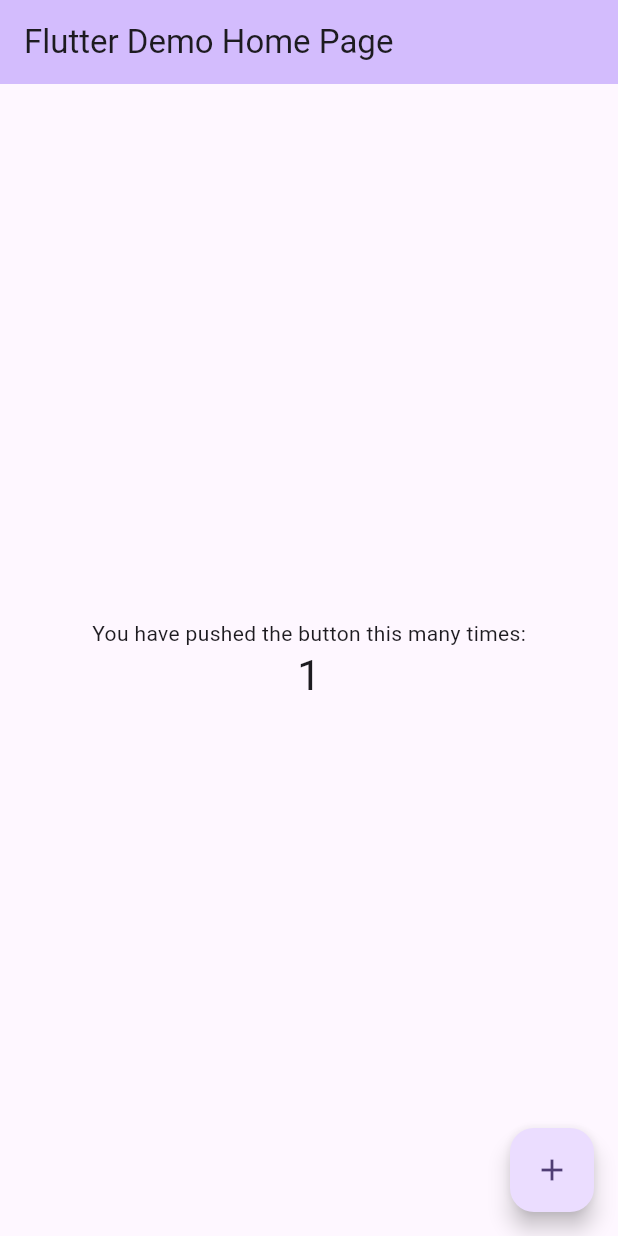
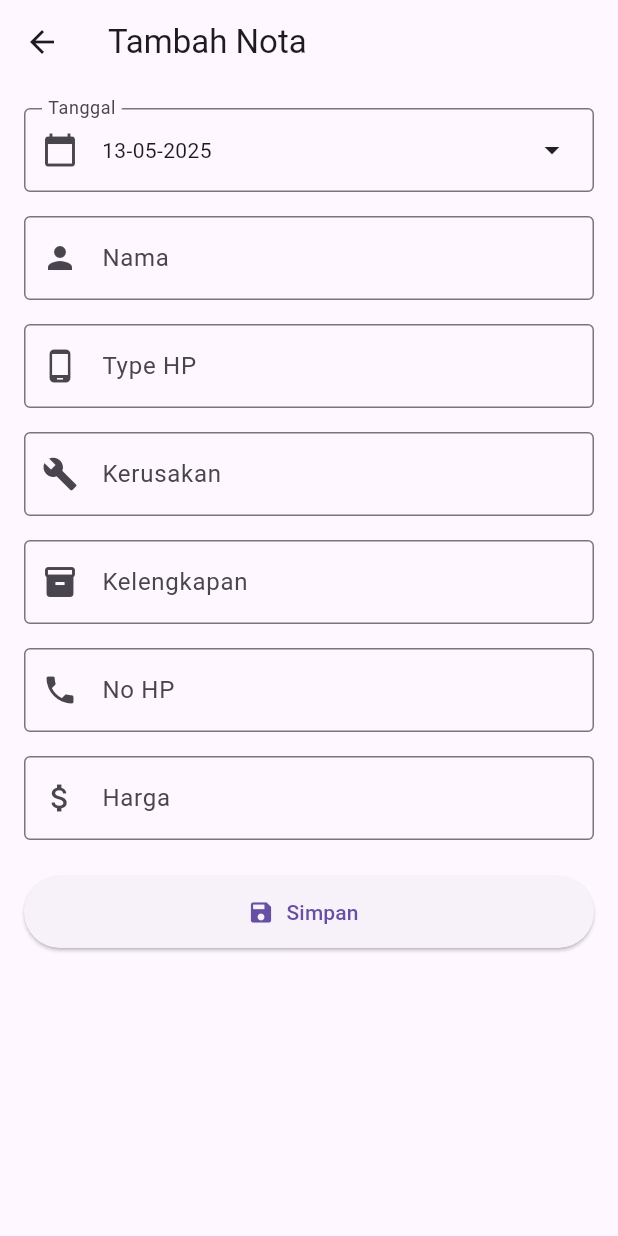
Before and after one commit to izzaaaaaa/baaa, a Flutter app: the screen it shows after launch, after a tap on the "add" icon, on a phone screen of 412 x 824 dp. Run offline on Flutter 3.47's test engine with Material 3 defaults, Android fonts, the phone set to English and light mode, and no system bars.

Commit message:
commit success

```diff
--- a/lib/main.dart
+++ b/lib/main.dart
@@ -1,4 +1,5 @@
 import 'package:flutter/material.dart';
+import 'package:baa/page/home.dart';
 
 void main() {
   runApp(const MyApp());
@@ -7,119 +8,19 @@
 class MyApp extends StatelessWidget {
   const MyApp({super.key});
 
-  // This widget is the root of your application.
   @override
   Widget build(BuildContext context) {
     return MaterialApp(
-      title: 'Flutter Demo',
+      title: 'Nota Konter',
       theme: ThemeData(
-        // This is the theme of your application.
-        //
-        // TRY THIS: Try running your application with "flutter run". You'll see
-        // the application has a purple toolbar. Then, without quitting the app,
-        // try changing the seedColor in the colorScheme below to Colors.green
-        // and then invoke "hot reload" (save your changes or press the "hot
-        // reload" button in a Flutter-supported IDE, or press "r" if you used
-        // the command line to start the app).
-        //
-        // Notice that the counter didn't reset back to zero; the application
-        // state is not lost during the reload. To reset the state, use hot
-        // restart instead.
-        //
-        // This works for code too, not just values: Most code changes can be
-        // tested with just a hot reload.
-        colorScheme: ColorScheme.fromSeed(seedColor: Colors.deepPurple),
-        useMaterial3: true,
+        primarySwatch: Colors.teal,
+        visualDensity: VisualDensity.adaptivePlatformDensity,
+        inputDecorationTheme: const InputDecorationTheme(
+          border: OutlineInputBorder(),
+        ),
       ),
-      home: const MyHomePage(title: 'Flutter Demo Home Page'),
+      debugShowCheckedModeBanner: false,
+      home: const Home(),
     );
   }
 }
-
-class MyHomePage extends StatefulWidget {
-  const MyHomePage({super.key, required this.title});
-
-  // This widget is the home page of your application. It is stateful, meaning
-  // that it has a State object (defined below) that contains fields that affect
-  // how it looks.
-
-  // This class is the configuration for the state. It holds the values (in this
-  // case the title) provided by the parent (in this case the App widget) and
-  // used by the build method of the State. Fields in a Widget subclass are
-  // always marked "final".
-
-  final String title;
-
-  @override
-  State<MyHomePage> createState() => _MyHomePageState();
-}
-
-class _MyHomePageState extends State<MyHomePage> {
-  int _counter = 0;
-
-  void _incrementCounter() {
-    setState(() {
-      // This call to setState tells the Flutter framework that something has
-      // changed in this State, which causes it to rerun the build method below
-      // so that the display can reflect the updated values. If we changed
-      // _counter without calling setState(), then the build method would not be
-      // called again, and so nothing would appear to happen.
-      _counter++;
-    });
-  }
-
-  @override
-  Widget build(BuildContext context) {
-    // This method is rerun every time setState is called, for instance as done
-    // by the _incrementCounter method above.
-    //
-    // The Flutter framework has been optimized to make rerunning build methods
-    // fast, so that you can just rebuild anything that needs updating rather
-    // than having to individually change instances of widgets.
-    return Scaffold(
-      appBar: AppBar(
-        // TRY THIS: Try changing the color here to a specific color (to
-        // Colors.amber, perhaps?) and trigger a hot reload to see the AppBar
-        // change color while the other colors stay the same.
-        backgroundColor: Theme.of(context).colorScheme.inversePrimary,
-        // Here we take the value from the MyHomePage object that was created by
-        // the App.build method, and use it to set our appbar title.
-        title: Text(widget.title),
-      ),
-      body: Center(
-        // Center is a layout widget. It takes a single child and positions it
-        // in the middle of the parent.
-        child: Column(
-          // Column is also a layout widget. It takes a list of children and
-          // arranges them vertically. By default, it sizes itself to fit its
-          // children horizontally, and tries to be as tall as its parent.
-          //
-          // Column has various properties to control how it sizes itself and
-          // how it positions its children. Here we use mainAxisAlignment to
-          // center the children vertically; the main axis here is the vertical
-          // axis because Columns are vertical (the cross axis would be
-          // horizontal).
-          //
-          // TRY THIS: Invoke "debug painting" (choose the "Toggle Debug Paint"
-          // action in the IDE, or press "p" in the console), to see the
-          // wireframe for each widget.
-          mainAxisAlignment: MainAxisAlignment.center,
-          children: <Widget>[
-            const Text(
-              'You have pushed the button this many times:',
-            ),
-            Text(
-              '$_counter',
-              style: Theme.of(context).textTheme.headlineMedium,
-            ),
-          ],
-        ),
-      ),
-      floatingActionButton: FloatingActionButton(
-        onPressed: _incrementCounter,
-        tooltip: 'Increment',
-        child: const Icon(Icons.add),
-      ), // This trailing comma makes auto-formatting nicer for build methods.
-    );
-  }
-}
--- /dev/null
+++ b/lib/page/home.dart
@@ -0,0 +1,11 @@
+import 'package:flutter/material.dart';
+import 'package:baa/page/notecount.dart';
+
+class Home extends StatelessWidget {
+  const Home({super.key});
+
+  @override
+  Widget build(BuildContext context) {
+    return const NoteCount();
+  }
+}
--- /dev/null
+++ b/lib/page/notecount.dart
@@ -0,0 +1,409 @@
+import 'package:flutter/material.dart';
+
+// Kelas Nota untuk menyimpan data nota
+class Nota {
+  String id; // ID unik untuk setiap nota
+  DateTime tanggal; // Tanggal nota
+  String nama; // Nama pemilik nota
+  String typeHp; // Tipe HP
+  String kerusakan; // Deskripsi kerusakan
+  String kelengkapan; // Kelengkapan yang disertakan
+  String noHp; // Nomor HP pemilik
+  double harga; // Harga perbaikan
+
+  // Konstruktor untuk inisialisasi objek Nota
+  Nota({
+    required this.id,
+    required this.tanggal,
+    required this.nama,
+    required this.typeHp,
+    required this.kerusakan,
+    required this.kelengkapan,
+    required this.noHp,
+    required this.harga,
+  });
+}
+
+// Kelas utama untuk menampilkan daftar nota
+class NoteCount extends StatefulWidget {
+  const NoteCount({super.key});
+
+  @override
+  State<NoteCount> createState() => NoteCountState();
+}
+
+// State untuk NoteCount
+class NoteCountState extends State<NoteCount> {
+  List<Nota> notas = []; // Daftar nota yang akan ditampilkan
+
+  // Fungsi untuk menambah atau mengedit nota
+  void _addOrEditNote({Nota? nota}) async {
+    // Navigasi ke halaman NoteCountPage untuk menambah atau mengedit nota
+    final result = await Navigator.of(context).push(
+      MaterialPageRoute(
+        builder: (context) => NoteCountPage(nota: nota),
+      ),
+    );
+
+    // Jika hasil bukan null dan merupakan objek Nota
+    if (result != null && result is Nota) {
+      setState(() {
+        if (nota != null) {
+          // Jika nota sudah ada, edit nota yang ada
+          final index = notas.indexWhere((n) => n.id == nota.id);
+          if (index != -1) {
+            notas[index] = result; // Update nota yang ada
+          }
+        } else {
+          // Jika nota baru, tambahkan ke daftar
+          notas.add(result);
+        }
+      });
+    } else if (result != null && result == 'delete' && nota != null) {
+      // Jika hasil adalah 'delete', hapus nota dari daftar
+      setState(() {
+        notas.removeWhere((n) => n.id == nota.id);
+      });
+    }
+  }
+
+  // Fungsi untuk memformat tanggal menjadi string
+  String formatDate(DateTime date) {
+    return "${date.day.toString().padLeft(2, '0')}-${date.month.toString().padLeft(2, '0')}-${date.year}";
+  }
+
+  @override
+  Widget build(BuildContext context) {
+    return Scaffold(
+      appBar: AppBar(
+        title: const Text('Nota Konter'),
+        centerTitle: true,
+      ),
+      body: notas.isEmpty
+          ? const Center(
+              child: Text(
+                'Belum ada catatan',
+                style: TextStyle(fontSize: 18, color: Colors.grey),
+              ),
+            )
+          : ListView.builder(
+              itemCount: notas.length,
+              itemBuilder: (context, index) {
+                final n = notas[index]; // Ambil nota berdasarkan index
+                return Card(
+                  margin: const EdgeInsets.symmetric(horizontal: 12, vertical: 6),
+                  child: ListTile(
+                    contentPadding: const EdgeInsets.symmetric(horizontal: 16, vertical: 10),
+                    title: Text(n.nama, style: const TextStyle(fontWeight: FontWeight.bold)),
+                    subtitle: Column(
+                      crossAxisAlignment: CrossAxisAlignment.start,
+                      children: [
+                        Text('Tanggal: ${formatDate(n.tanggal)}'), // Tampilkan tanggal yang diformat
+                        Text('Type HP: ${n.typeHp}'),
+                        Text('Kerusakan: ${n.kerusakan}'),
+                        Text('Kelengkapan: ${n.kelengkapan}'),
+                        Text('No HP: ${n.noHp}'),
+                        Text('Harga: Rp ${n.harga.toStringAsFixed(0)}'),
+                      ],
+                    ),
+                    onTap: () => _addOrEditNote(nota: n), // Aksi saat nota ditekan
+                  ),
+                );
+              },
+            ),
+      floatingActionButton: FloatingActionButton(
+        onPressed: () => _addOrEditNote(), // Aksi untuk menambah nota baru
+        tooltip: 'Tambah Nota',
+        child: const Icon(Icons.add),
+      ),
+    );
+  }
+}
+
+// Kelas untuk halaman tambah/edit nota
+class NoteCountPage extends StatefulWidget {
+  const NoteCountPage({
+    super.key,
+    this.nota,
+  });
+
+  final Nota? nota; // Jika ada, ini nota yang akan diedit
+
+  @override
+  State<NoteCountPage> createState() => _NoteCountPageState();
+}
+
+class _NoteCountPageState extends State<NoteCountPage> {
+  final _formKey = GlobalKey<FormState>(); // Key untuk form validasi
+
+  late DateTime tanggal; // Variabel tanggal nota
+  // Controller untuk setiap input form agar mudah akses dan kontrol
+  final TextEditingController _namaController = TextEditingController();
+  final TextEditingController _typeHpController = TextEditingController();
+  final TextEditingController _kerusakanController = TextEditingController();
+  final TextEditingController _kelengkapanController = TextEditingController();
+  final TextEditingController _noHpController = TextEditingController();
+  final TextEditingController _hargaController = TextEditingController();
+
+  bool _isEditing = false; // Menandakan apakah sedang edit atau tambah baru
+
+  @override
+  void initState() {
+    super.initState();
+    if (widget.nota != null) {
+      // Jika ada nota, artinya form untuk edit
+      _isEditing = true;
+      tanggal = widget.nota!.tanggal; // Set tanggal dari nota
+      _namaController.text = widget.nota!.nama; // Set input dengan data nota
+      _typeHpController.text = widget.nota!.typeHp;
+      _kerusakanController.text = widget.nota!.kerusakan;
+      _kelengkapanController.text = widget.nota!.kelengkapan;
+      _noHpController.text = widget.nota!.noHp;
+      _hargaController.text = widget.nota!.harga.toStringAsFixed(0);
+    } else {
+      // Jika tambah nota baru, tanggal default hari ini
+      tanggal = DateTime.now();
+    }
+  }
+
+  @override
+  void dispose() {
+    // Membersihkan controller ketika widget dibuang
+    _namaController.dispose();
+    _typeHpController.dispose();
+    _kerusakanController.dispose();
+    _kelengkapanController.dispose();
+    _noHpController.dispose();
+    _hargaController.dispose();
+    super.dispose();
+  }
+
+  // Fungsi untuk memilih tanggal menggunakan DatePicker
+  Future<void> _selectDate(BuildContext context) async {
+    final DateTime? picked = await showDatePicker(
+      context: context,
+      initialDate: tanggal,
+      firstDate: DateTime(2000),
+      lastDate: DateTime(2100),
+    );
+    if (picked != null && picked != tanggal) {
+      setState(() {
+        tanggal = picked; // Update tanggal setelah dipilih
+      });
+    }
+  }
+
+  // Fungsi untuk menyimpan data yang diinputkan
+  void _save() {
+    if (_formKey.currentState!.validate()) {
+      // Jika data valid, buat objek Nota baru
+      final newNote = Nota(
+        id: _isEditing ? widget.nota!.id : UniqueKey().toString(), // Gunakan id lama jika edit, id baru jika tambah
+        tanggal: tanggal,
+        nama: _namaController.text.trim(),
+        typeHp: _typeHpController.text.trim(),
+        kerusakan: _kerusakanController.text.trim(),
+        kelengkapan: _kelengkapanController.text.trim(),
+        noHp: _noHpController.text.trim(),
+        harga: double.tryParse(_hargaController.text.trim()) ?? 0, // parsing harga ke double
+      );
+      Navigator.of(context).pop(newNote); // Kembali ke halaman sebelumnya bersama data baru
+    }
+  }
+
+  // Fungsi menampilkan dialog konfirmasi hapus nota
+  void _delete() {
+    showDialog(
+      context: context,
+      builder: (ctx) => AlertDialog(
+        title: const Text('Hapus Nota'),
+        content: const Text('Apakah Anda yakin ingin menghapus nota ini?'),
+        actions: [
+          TextButton(
+            onPressed: () => Navigator.of(ctx).pop(), // Batal hapus
+            child: const Text('Batal'),
+          ),
+          ElevatedButton(
+            onPressed: () {
+              Navigator.of(ctx).pop(); // Tutup dialog
+              Navigator.of(context).pop('delete'); // Kembali ke halaman sebelumnya dengan sinyal hapus
+            },
+            style: ElevatedButton.styleFrom(backgroundColor: Colors.red),
+            child: const Text('Hapus'),
+          ),
+        ],
+      ),
+    );
+  }
+
+  // Fungsi format tanggal menjadi string DD-MM-YYYY
+  String _formatDate(DateTime date) {
+    return "${date.day.toString().padLeft(2, '0')}-${date.month.toString().padLeft(2, '0')}-${date.year}";
+  }
+
+  @override
+  Widget build(BuildContext context) {
+    return Scaffold(
+      appBar: AppBar(
+        title: Text(_isEditing ? 'Edit Nota' : 'Tambah Nota'), // Judul sesuai mode tambah/edit
+        actions: [
+          if (_isEditing)
+            IconButton(
+              icon: const Icon(Icons.delete),
+              onPressed: _delete, // Tombol hapus nota ketika edit
+              tooltip: 'Hapus Nota',
+            ),
+        ],
+      ),
+      body: SingleChildScrollView(
+        padding: const EdgeInsets.all(16),
+        child: Form(
+          key: _formKey, // Form key untuk validasi
+          child: Column(
+            children: [
+              InkWell(
+                onTap: () => _selectDate(context), // Memanggil date picker saat diketuk
+                child: InputDecorator(
+                  decoration: const InputDecoration(
+                    labelText: 'Tanggal',
+                    prefixIcon: Icon(Icons.calendar_today),
+                  ),
+                  child: Row(
+                    mainAxisAlignment: MainAxisAlignment.spaceBetween,
+                    children: [
+                      Text(_formatDate(tanggal)), // Tampilkan tanggal yang dipilih
+                      const Icon(Icons.arrow_drop_down),
+                    ],
+                  ),
+                ),
+              ),
+              const SizedBox(height: 16),
+
+              // Input Nama
+              TextFormField(
+                controller: _namaController,
+                decoration: const InputDecoration(
+                  labelText: 'Nama',
+                  prefixIcon: Icon(Icons.person),
+                ),
+                validator: (value) {
+                  if (value == null || value.trim().isEmpty) {
+                    return 'Nama wajib diisi'; // Validasi wajib isi nama
+                  }
+                  return null;
+                },
+              ),
+
+              const SizedBox(height: 16),
+
+              // Input Type HP
+              TextFormField(
+                controller: _typeHpController,
+                decoration: const InputDecoration(
+                  labelText: 'Type HP',
+                  prefixIcon: Icon(Icons.phone_android),
+                ),
+                validator: (value) {
+                  if (value == null || value.trim().isEmpty) {
+                    return 'Type HP wajib diisi'; // Validasi wajib isi type HP
+                  }
+                  return null;
+                },
+              ),
+
+              const SizedBox(height: 16),
+
+              // Input Kerusakan
+              TextFormField(
+                controller: _kerusakanController,
+                decoration: const InputDecoration(
+                  labelText: 'Kerusakan',
+                  prefixIcon: Icon(Icons.build),
+                ),
+                validator: (value) {
+                  if (value == null || value.trim().isEmpty) {
+                    return 'Kerusakan wajib diisi'; // Validasi wajib isi kerusakan
+                  }
+                  return null;
+                },
+              ),
+
+              const SizedBox(height: 16),
+
+              // Input Kelengkapan
+              TextFormField(
+                controller: _kelengkapanController,
+                decoration: const InputDecoration(
+                  labelText: 'Kelengkapan',
+                  prefixIcon: Icon(Icons.inventory),
+                ),
+                validator: (value) {
+                  if (value == null || value.trim().isEmpty) {
+                    return 'Kelengkapan wajib diisi'; // Validasi wajib isi kelengkapan
+                  }
+                  return null;
+                },
+              ),
+
+              const SizedBox(height: 16),
+
+              // Input No HP
+              TextFormField(
+                controller: _noHpController,
+                keyboardType: TextInputType.phone, // Keyboard khusus input nomor telepon
+                decoration: const InputDecoration(
+                  labelText: 'No HP',
+                  prefixIcon: Icon(Icons.phone),
+                ),
+                validator: (value) {
+                  if (value == null || value.trim().isEmpty) {
+                    return 'No HP wajib diisi'; // Validasi wajib isi nomor HP
+                  }
+                  final phoneExp = RegExp(r'^\+?\d{6,15}$'); // Regex nomor HP: optional +, 6-15 digit
+                  if (!phoneExp.hasMatch(value.trim())) {
+                    return 'Masukkan nomor HP yang valid'; // Validasi format nomor HP
+                  }
+                  return null;
+                },
+              ),
+
+              const SizedBox(height: 16),
+
+              // Input Harga
+              TextFormField(
+                controller: _hargaController,
+                keyboardType: TextInputType.number, // Keyboard angka
+                decoration: const InputDecoration(
+                  labelText: 'Harga',
+                  prefixIcon: Icon(Icons.attach_money),
+                ),
+                validator: (value) {
+                  if (value == null || value.trim().isEmpty) {
+                    return 'Harga wajib diisi'; // Validasi wajib isi harga
+                  }
+                  final n = double.tryParse(value.trim());
+                  if (n == null || n < 0) {
+                    return 'Masukkan harga yang valid'; // Validasi harga minimal 0 dan harus angka
+                  }
+                  return null;
+                },
+              ),
+
+              const SizedBox(height: 24),
+
+              // Tombol Simpan
+              ElevatedButton.icon(
+                onPressed: _save, // Panggil fungsi save ketika ditekan
+                icon: const Icon(Icons.save),
+                label: Text(_isEditing ? 'Simpan Perubahan' : 'Simpan'),
+                style: ElevatedButton.styleFrom(
+                  minimumSize: const Size.fromHeight(48), // Tombol lebar penuh
+                ),
+              ),
+            ],
+          ),
+        ),
+      ),
+    );
+  }
+}
```
